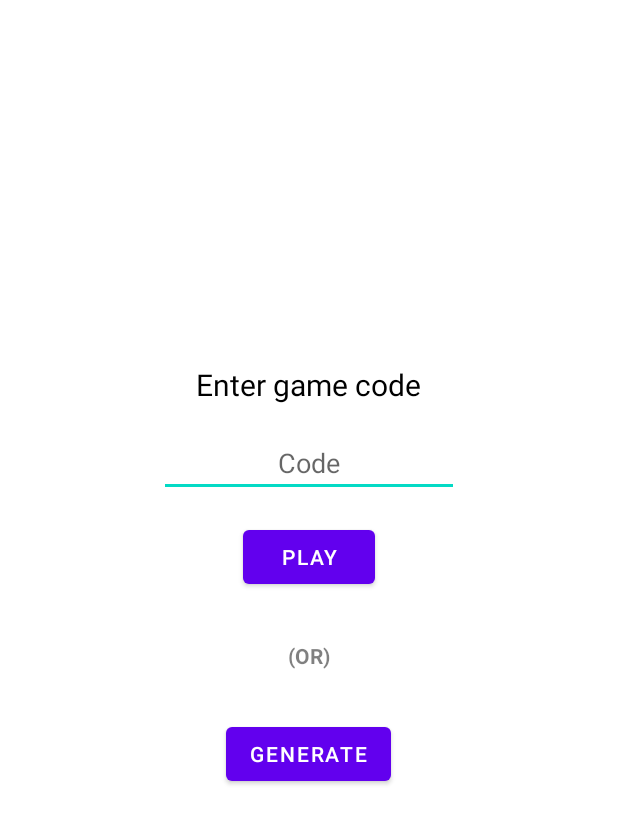
After one commit to priyanshnama/Tic-Tac-Toe, an Android app: the OnlineGameActivity screen opened directly, with no data from a screen before it, on a phone screen of 412 x 824 dp. The commit adds this screen. Shown: the top 824 px of the screen. Run offline under Robolectric (Android 15) with nearby library versions, the phone set to English and light mode, and no system bars.

Commit message:
roughly created game starting screen

```diff
--- a/app/src/main/java/com/priyanshnama/tic_tac_toe/MainActivity.kt
+++ b/app/src/main/java/com/priyanshnama/tic_tac_toe/MainActivity.kt
@@ -28,6 +28,7 @@ class MainActivity : AppCompatActivity() {
         setContentView(binding.root)
         auth = FirebaseAuth.getInstance()
         if(auth.currentUser!=null) updateUI()
+
         binding.playButton.setOnClickListener {
             startActivity(Intent(this,HomeActivity::class.java))
             finish()
--- /dev/null
+++ b/app/src/main/java/com/priyanshnama/tic_tac_toe/OnlineGameActivity.kt
@@ -0,0 +1,24 @@
+package com.priyanshnama.tic_tac_toe
+
+import androidx.appcompat.app.AppCompatActivity
+import android.os.Bundle
+import com.priyanshnama.tic_tac_toe.databinding.ActivityOnlineGameBinding
+
+class OnlineGameActivity : AppCompatActivity() {
+
+    private lateinit var binding: ActivityOnlineGameBinding
+
+    override fun onCreate(savedInstanceState: Bundle?) {
+        super.onCreate(savedInstanceState)
+        binding = ActivityOnlineGameBinding.inflate(layoutInflater)
+        setContentView(binding.root)
+
+        binding.btnPlay.setOnClickListener {
+            // starts match based on game code
+        }
+
+        binding.btnGenerate.setOnClickListener {
+            // generates game code which will be entered by other player
+        }
+    }
+}
--- /dev/null
+++ b/app/src/main/res/layout/activity_online_game.xml
@@ -0,0 +1,83 @@
+<?xml version="1.0" encoding="utf-8"?>
+<LinearLayout xmlns:android="http://schemas.android.com/apk/res/android"
+    xmlns:app="http://schemas.android.com/apk/res-auto"
+    xmlns:tools="http://schemas.android.com/tools"
+    android:layout_width="match_parent"
+    android:gravity="center"
+    android:orientation="vertical"
+    android:layout_height="match_parent"
+    tools:context=".OnlineGameActivity">
+
+    <LinearLayout
+        android:layout_width="match_parent"
+        android:layout_height="wrap_content"
+        android:orientation="vertical"
+        app:layout_constraintEnd_toEndOf="parent"
+        app:layout_constraintStart_toStartOf="parent"
+        app:layout_constraintTop_toTopOf="parent">
+
+        <TextView
+            android:layout_width="wrap_content"
+            android:layout_height="wrap_content"
+            android:layout_gravity="center"
+            android:gravity="center"
+            android:textColor="@color/black"
+            android:layout_marginBottom="16dp"
+            android:text="Enter game code"
+            android:textSize="20sp"
+            tools:ignore="HardcodedText" />
+
+        <EditText
+            android:layout_width="200dp"
+            android:layout_marginBottom="16dp"
+            android:layout_height="wrap_content"
+            android:layout_gravity="center"
+            android:autofillHints="code"
+            android:gravity="center"
+            android:hint="Code"
+            tools:ignore="HardcodedText"
+            android:inputType="text" />
+
+        <Button
+            android:id="@+id/btnPlay"
+            android:layout_width="wrap_content"
+            android:layout_height="wrap_content"
+            android:layout_gravity="center"
+            android:text="@string/play"/>
+    </LinearLayout>
+
+    <TextView
+        android:layout_marginTop="32dp"
+        android:layout_marginBottom="32dp"
+        android:layout_width="wrap_content"
+        android:layout_height="wrap_content"
+        android:text="(OR)"
+        android:textStyle="bold"
+        android:textColor="@color/black"
+        android:alpha="0.5"
+        android:layout_gravity="center"
+        tools:ignore="HardcodedText" />
+
+    <LinearLayout
+        android:layout_width="match_parent"
+        android:layout_height="wrap_content"
+        android:orientation="vertical">
+        <Button
+            android:id="@+id/btnGenerate"
+            android:layout_width="wrap_content"
+            android:layout_height="wrap_content"
+            android:text="Generate"
+            android:layout_marginBottom="16dp"
+            android:layout_gravity="center"
+            tools:ignore="HardcodedText" />
+        <TextView
+            android:layout_width="wrap_content"
+            android:layout_height="wrap_content"
+            tools:text="GAME_CODE_GOES_HERE"
+            android:layout_marginTop="16dp"
+            android:layout_gravity="center"
+            android:textSize="16sp"
+            android:textColor="@color/black"/>
+    </LinearLayout>
+
+</LinearLayout>
--- a/app/src/main/res/values/strings.xml
+++ b/app/src/main/res/values/strings.xml
@@ -9,4 +9,6 @@
     <string name="google_crash_reporting_api_key" translatable="false">AIzaSyCLyvBSSQtpSneGR4v42pRqAH_yt7dIFgM</string>
     <string name="google_storage_bucket" translatable="false">tic-tac-toe-331911.appspot.com</string>
     <string name="project_id" translatable="false">tic-tac-toe-331911</string>
+    <string name="offline">offline</string>
+    <string name="online">online</string>
 </resources>
```
Also changed, not shown: app/src/main/AndroidManifest.xml (+7 -1 lines), app/src/main/java/com/priyanshnama/tic_tac_toe/GameModeActivity.kt (added, +26 -0 lines), app/src/main/res/layout/activity_game_mode.xml (added, +42 -0 lines).
